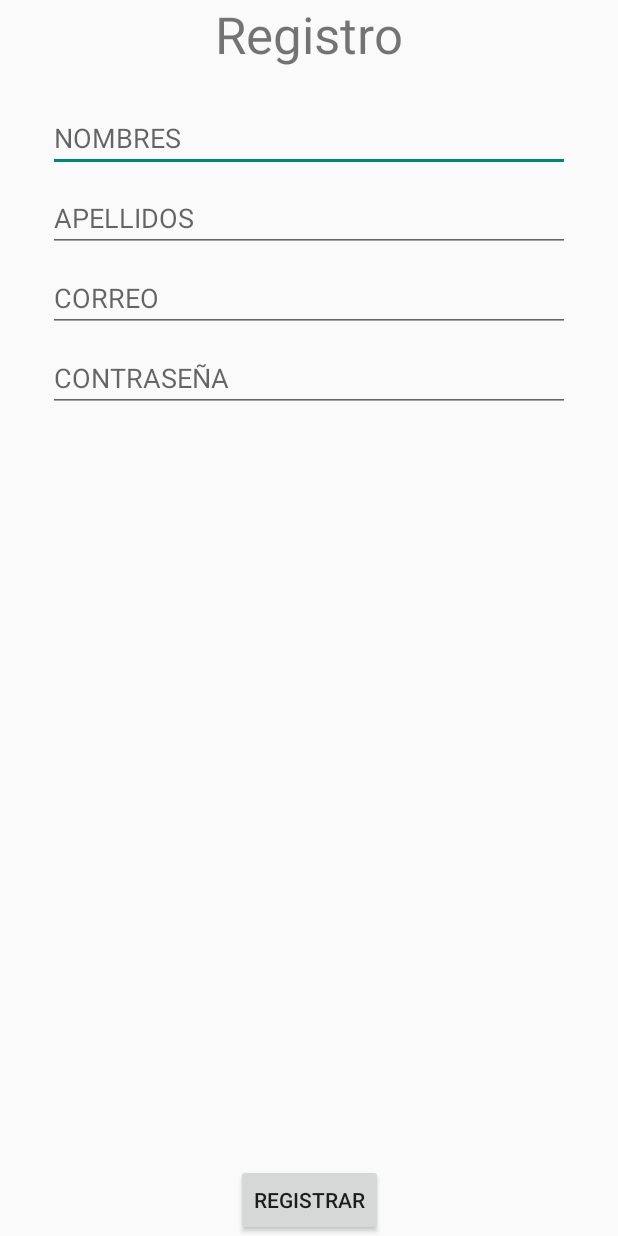
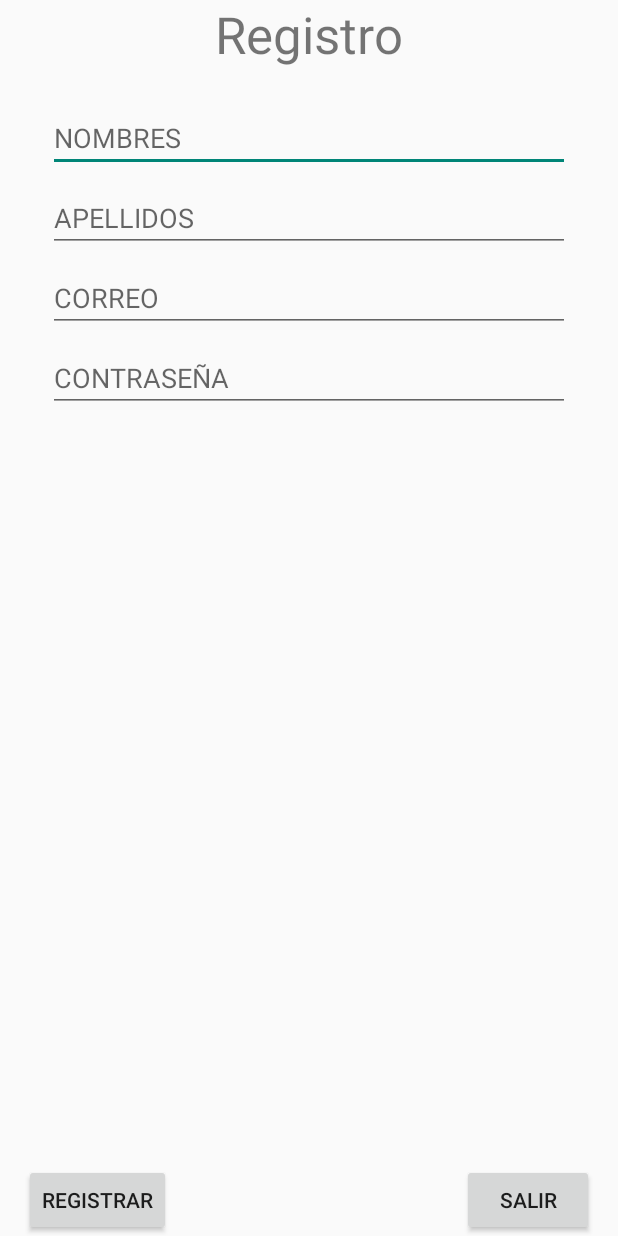
Before and after one commit to paulrrm/proyectoFinalGestionP, an Android app: the RegistroActivity screen opened directly, with no data from a screen before it, on a phone screen of 412 x 824 dp. Run offline under Robolectric (Android 15) with nearby library versions, the phone set to English and light mode, and no system bars; network calls fail.

Commit message:
registro de ususrio OK

```diff
--- a/AppMovil/app/src/main/java/com/example/appdenuncia/MainActivity.java
+++ b/AppMovil/app/src/main/java/com/example/appdenuncia/MainActivity.java
@@ -73,4 +73,9 @@ public class MainActivity extends AppCompatActivity {
 
 
     }
+    public void accionRegistro(View view){
+        Intent i = new Intent(this, RegistroActivity.class);
+
+        startActivity(i);
+    }
 }
--- a/AppMovil/app/src/main/java/com/example/appdenuncia/Parametros/config.java
+++ b/AppMovil/app/src/main/java/com/example/appdenuncia/Parametros/config.java
@@ -11,7 +11,7 @@ import java.util.Date;
 public  class config {
 
     public static usuario usr;
-    public static String ipserver = "http://192.168.1.19:8088/denuncias/robo/";
+    public static String ipserver = "http://192.168.0.108:8088/denuncias/robo/";
     public static String fechaFotmateada(String actual){
         SimpleDateFormat inputFormat = new SimpleDateFormat("yyyy-M-d");
 
--- a/AppMovil/app/src/main/java/com/example/appdenuncia/RegistroActivity.java
+++ b/AppMovil/app/src/main/java/com/example/appdenuncia/RegistroActivity.java
@@ -1,6 +1,10 @@
 package com.example.appdenuncia;
 
+import android.os.AsyncTask;
 import android.os.Bundle;
+import android.view.View;
+import android.widget.EditText;
+import android.widget.TextView;
 
 import androidx.activity.EdgeToEdge;
 import androidx.appcompat.app.AppCompatActivity;
@@ -8,7 +12,18 @@ import androidx.core.graphics.Insets;
 import androidx.core.view.ViewCompat;
 import androidx.core.view.WindowInsetsCompat;
 
+import com.example.appdenuncia.Parametros.config;
+import com.example.appdenuncia.Rest.PostPlaca;
+import com.example.appdenuncia.Rest.PostRegistro;
+
 public class RegistroActivity extends AppCompatActivity {
+
+    static EditText nombre , apellido , correo ,paswword;
+    static TextView resultado;
+
+    public static void mostrarResultado(String mensaje) {
+        resultado.setText(mensaje);
+    }
 
     @Override
     protected void onCreate(Bundle savedInstanceState) {
@@ -20,5 +35,42 @@ public class RegistroActivity extends AppCompatActivity {
             v.setPadding(systemBars.left, systemBars.top, systemBars.right, systemBars.bottom);
             return insets;
         });
+        nombre = findViewById(R.id.registro_etnombre);
+        apellido = findViewById(R.id.registro_etapellidos);
+        correo = findViewById(R.id.registro_etcorreo);
+        paswword = findViewById(R.id.registro_etpwd);
+        resultado = findViewById(R.id.registro_tvresultado);
+
+    }
+    public  void accionGuardar(View view){
+        AsyncTask.execute(new Runnable() {
+            @Override
+            public void run() {
+
+                try {
+
+
+                    new PostRegistro(
+                            RegistroActivity.this,
+                            nombre.getText().toString(),
+                            apellido.getText().toString(),
+                            correo.getText().toString(),
+                            paswword.getText().toString()
+
+                    ).execute();
+
+
+
+                }
+                catch (Exception e)
+                {
+                }
+
+            }
+        });
+
+    }
+    public void accionSalir(View view){
+        this.finish();
     }
 }
--- a/AppMovil/app/src/main/res/layout/activity_main.xml
+++ b/AppMovil/app/src/main/res/layout/activity_main.xml
@@ -103,6 +103,7 @@
         android:layout_height="wrap_content"
         android:layout_marginTop="32dp"
         android:backgroundTint="#0F490A"
+        android:onClick="accionRegistro"
         android:text="REGISTRAR"
         android:textColor="#B9B6B6"
         app:layout_constraintEnd_toEndOf="parent"
--- a/AppMovil/app/src/main/res/layout/activity_registro.xml
+++ b/AppMovil/app/src/main/res/layout/activity_registro.xml
@@ -76,9 +76,10 @@
         android:id="@+id/button9"
         android:layout_width="wrap_content"
         android:layout_height="wrap_content"
+        android:layout_marginStart="16dp"
+        android:onClick="accionGuardar"
         android:text="REGISTRAR"
         app:layout_constraintBottom_toBottomOf="parent"
-        app:layout_constraintEnd_toEndOf="parent"
         app:layout_constraintStart_toStartOf="parent" />
 
     <TextView
@@ -91,4 +92,14 @@
         app:layout_constraintBottom_toTopOf="@+id/button9"
         app:layout_constraintEnd_toEndOf="parent"
         app:layout_constraintStart_toStartOf="parent" />
+
+    <Button
+        android:id="@+id/button10"
+        android:layout_width="wrap_content"
+        android:layout_height="wrap_content"
+        android:layout_marginEnd="16dp"
+        android:onClick="accionSalir"
+        android:text="SALIR"
+        app:layout_constraintBottom_toBottomOf="parent"
+        app:layout_constraintEnd_toEndOf="parent" />
 </androidx.constraintlayout.widget.ConstraintLayout>
```
Also changed, not shown: AppMovil/app/src/main/java/com/example/appdenuncia/IngresoDenunciaActivity.java (+11 -1 lines), AppMovil/app/src/main/java/com/example/appdenuncia/Rest/PostRegistro.java (added, +108 -0 lines).
